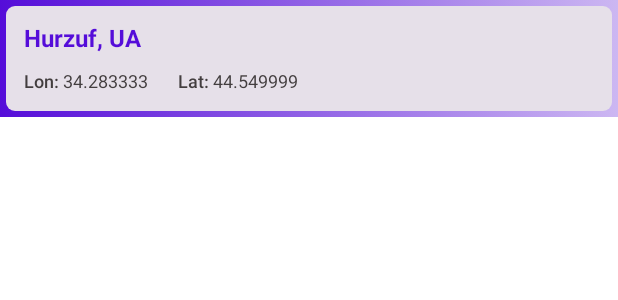
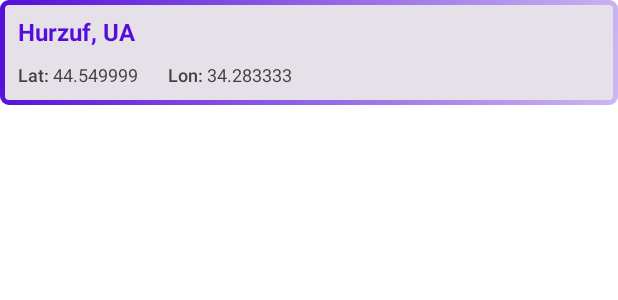
Before and after one commit to NadinAhmed/City-Locator, an Android app built with Jetpack Compose: the @Preview function CityListItemPreview, on a phone screen of 412 x 824 dp. Shown: the top 300 px of the screen. Run offline under Robolectric (Android 15) with nearby library versions, the phone set to English and light mode, and no system bars; network calls fail.

```diff
--- a/app/src/main/java/com/nadin/city_locator/data/repository/CityRepoImpl.kt
+++ b/app/src/main/java/com/nadin/city_locator/data/repository/CityRepoImpl.kt
@@ -1,5 +1,7 @@
 package com.nadin.city_locator.data.repository
 
+import androidx.compose.ui.text.intl.Locale
+import androidx.compose.ui.text.toLowerCase
 import com.nadin.city_locator.data.datasource.JsonCity
 import com.nadin.city_locator.domain.model.City
 import com.nadin.city_locator.domain.repository.CityRepo
@@ -12,7 +14,7 @@ class CityRepoImpl @Inject constructor(private val jsonCity: JsonCity) : CityRep
         return withContext(Dispatchers.IO) {
             val jsonString = jsonCity.readJsonFromAssets()
             val parsedCity = jsonCity.parseJsonToModel(jsonString)
-            parsedCity.map { it.toDomainModel() }.sortedBy { it.name }
+            parsedCity.map { it.toDomainModel() }.sortedBy { it.name.toLowerCase(Locale.current) }
         }
     }
 }
--- a/app/src/main/java/com/nadin/city_locator/presentation/cityList/composables/CityListItem.kt
+++ b/app/src/main/java/com/nadin/city_locator/presentation/cityList/composables/CityListItem.kt
@@ -1,5 +1,6 @@
 package com.nadin.city_locator.presentation.cityList.composables
 
+import androidx.compose.foundation.BorderStroke
 import androidx.compose.foundation.background
 import androidx.compose.foundation.layout.Arrangement
 import androidx.compose.foundation.layout.Box
@@ -13,6 +14,7 @@ import androidx.compose.foundation.layout.padding
 import androidx.compose.foundation.layout.width
 import androidx.compose.foundation.shape.RoundedCornerShape
 import androidx.compose.material3.Card
+import androidx.compose.material3.CardDefaults
 import androidx.compose.material3.MaterialTheme
 import androidx.compose.material3.Text
 import androidx.compose.runtime.Composable
@@ -29,23 +31,19 @@ import com.nadin.city_locator.presentation.theme.CityLocatorTheme
 @Composable
 fun CityListItem(city: City, onClick: () -> Unit, modifier: Modifier = Modifier) {
 
-    Box(
-        modifier = Modifier
-            .background(
-                brush = Brush.horizontalGradient(
+    Card(
+        onClick = onClick,
+        shape = RoundedCornerShape(size = 6.dp),
+        modifier = modifier
+            .fillMaxWidth(),
+        border = BorderStroke(
+            3.dp, brush = Brush.linearGradient(
                 colors = listOf(
                     MaterialTheme.colorScheme.primary,
                     MaterialTheme.colorScheme.secondary
                 )
             )
         )
-            .padding(4.dp)
-    ) {
-        Card(
-            onClick = onClick,
-            shape = RoundedCornerShape(size = 6.dp),
-            modifier = modifier
-                .fillMaxWidth()
 
     ) {
         Column(
@@ -64,6 +62,17 @@ fun CityListItem(city: City, onClick: () -> Unit, modifier: Modifier = Modifier)
                 horizontalArrangement = Arrangement.Start,
             ) {
                 Text(
+                    text = "Lat: ",
+                    style = MaterialTheme.typography.titleSmall,
+                    fontWeight = FontWeight.W600,
+                )
+                Text(
+                    text = "${city.coordinates.lat}",
+                    style = MaterialTheme.typography.titleSmall,
+                    fontWeight = FontWeight.W400,
+                )
+                Spacer(modifier = Modifier.width(20.dp))
+                Text(
                     text = "Lon: ",
                     style = MaterialTheme.typography.titleSmall,
                     fontWeight = FontWeight.W600,
@@ -73,24 +82,10 @@ fun CityListItem(city: City, onClick: () -> Unit, modifier: Modifier = Modifier)
                     style = MaterialTheme.typography.titleSmall,
                     fontWeight = FontWeight.W400,
                 )
-                    Spacer(modifier = Modifier.width(20.dp))
-                    Text(
-                        text = "Lat: ",
-                        style = MaterialTheme.typography.titleSmall,
-                        fontWeight = FontWeight.W600,
-                    )
-                    Text(
-                        text = "${city.coordinates.lat}",
-                        style = MaterialTheme.typography.titleSmall,
-                        fontWeight = FontWeight.W400,
-                    )
-                }
-
-            }
 
             }
         }
-
+    }
 }
 
 @Preview
```
Lines whose indentation alone changed are shown as unchanged.
